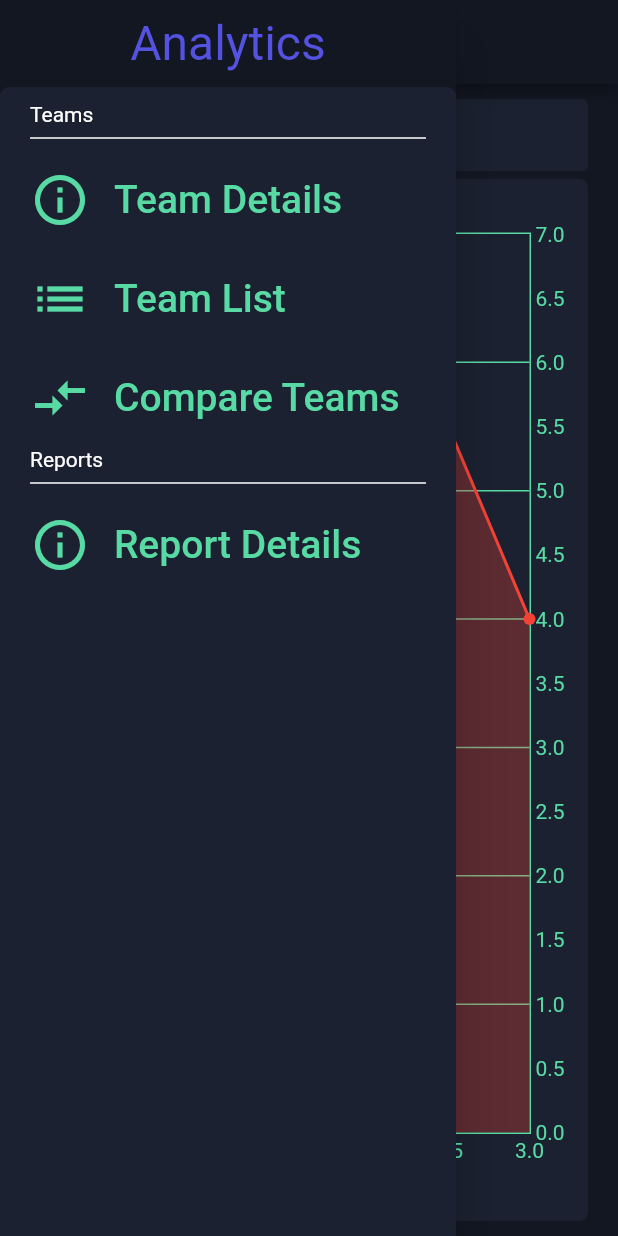
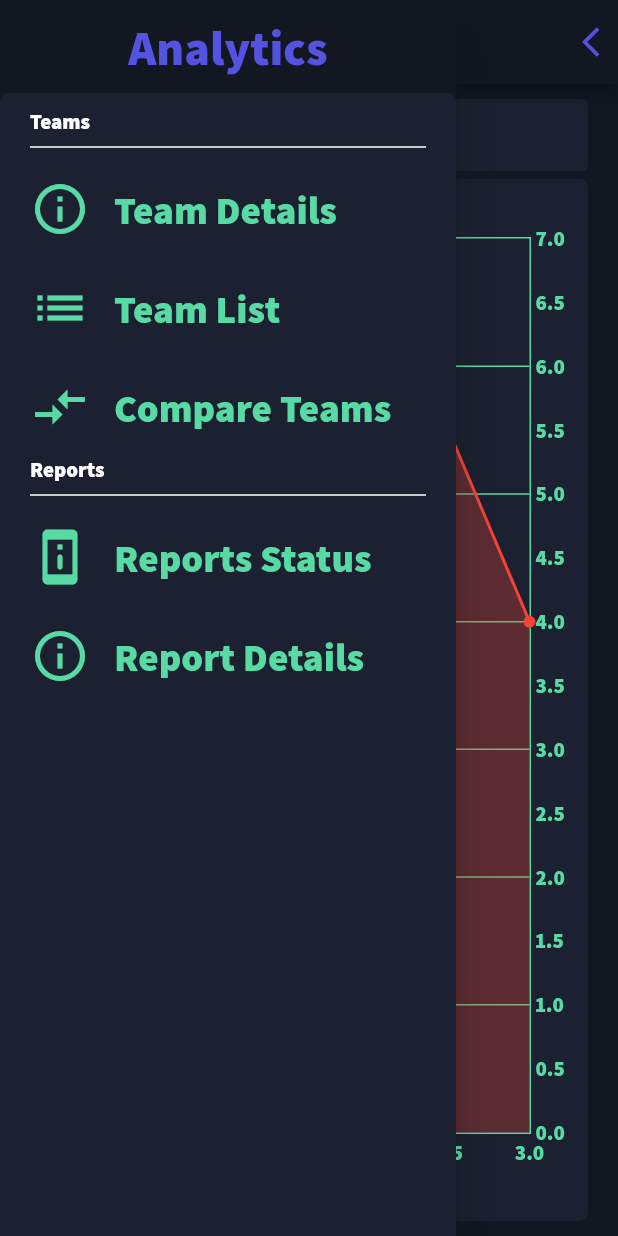
Before and after one commit to Sufilevy/HamosadScoutingApp2, a Flutter app: the screen it shows after launch, with the side drawer open, on a phone screen of 412 x 824 dp. Run offline on Flutter 3.47's test engine with Material 2 defaults, Android fonts, the phone set to English and light mode, and no system bars; drawn by our look-alikes of carousel_slider, fl_chart; our stand-ins replace cloud_firestore, firebase_auth, firebase_core, flutter_typeahead, toggle_switch; missing offline and left inert: xcontext; accounts and stored records are empty; generated files the repository leaves out were written again.

Commit message:
add pre season report status, fix merging problem

```diff
--- a/hamosad_analytics_app/lib/components/nav_drawer.dart
+++ b/hamosad_analytics_app/lib/components/nav_drawer.dart
@@ -5,9 +5,10 @@ import 'package:hamosad_analytics_app/pages/team_list_page.dart';
 
 import '../constants.dart';
 import '../pages/report_details_page.dart';
+import '../pages/report_status_page.dart';
 
 class NavDrawer extends StatelessWidget {
-  const NavDrawer({required this.onChange, super.key});
+  const NavDrawer({required this.onChange ,super.key});
 
   final Function(Widget) onChange;
 
@@ -17,53 +18,60 @@ class NavDrawer extends StatelessWidget {
       backgroundColor: const Color.fromARGB(255, 19, 23, 34),
       child: Column(
         children: [
-          Padding(padding: const EdgeInsets.all(10), child: title()),
+          Padding(
+            padding: const EdgeInsets.all(10),
+            child: title()
+          ),
           navMenu()
         ],
       ),
     );
   }
 
-  Widget title() => const Text('Analytics',
+  Widget title() => const Text(
+    'Analytics',
     textAlign: TextAlign.center,
     style: TextStyle(
       color: Consts.secondaryDisplayColor,
       fontSize: 32,
-      ));
+    )
+  );
 
-  Widget navMenu() => Expanded(
-      child: ClipRRect(
+  Widget navMenu() => Expanded(child: ClipRRect(
     borderRadius: const BorderRadius.only(
       topLeft: Radius.circular(Consts.defaultBorderRadiusSize),
-              topRight: Radius.circular(Consts.defaultBorderRadiusSize)),
+      topRight: Radius.circular(Consts.defaultBorderRadiusSize)
+    ),
     child: Container(
       color: const Color.fromARGB(255, 27, 33, 48),
       child: Padding(
-                padding: const EdgeInsets.only(
-                    top: 10, bottom: 10, left: 20, right: 20),
+        padding: const EdgeInsets.only(top: 10, bottom: 10, left: 20, right: 20),
         child: ListView(
           shrinkWrap: true,
           children: [
             menuCategoryHeader('Teams'),
-                    pageNavItem(const TeamDetailsPage(), 'Team Details',
-                        Icons.info_outline),
+            pageNavItem(TeamDetailsPage(),'Team Details', Icons.info_outline),
             pageNavItem(const TeamListPage(), 'Team List', Icons.list),
-                    pageNavItem(const CompareTeamsPage(), 'Compare Teams',
-                        Icons.compare_arrows),
+            pageNavItem(const CompareTeamsPage(), 'Compare Teams', Icons.compare_arrows),
             menuCategoryHeader('Reports'),
-                    //pageNavItem(const CompareTeamsPage(), 'Reports Status', Icons.info_outline),
-                    pageNavItem(const ReportDetailsPage(), 'Report Details',
-                        Icons.info_outline),
+            pageNavItem(const ReportStatusPage(), 'Reports Status', Icons.perm_device_information_rounded),
+            pageNavItem(const ReportDetailsPage(), 'Report Details', Icons.info_outline),
           ],
         ),
-              ))));
+      )
+    )
+    )
+  );
 
   Widget menuCategoryHeader(String title) => Column(
     crossAxisAlignment: CrossAxisAlignment.start,
     children: [
       Text(
         title,
-            style: const TextStyle(color: Colors.white, fontSize: 14),
+        style: const TextStyle(
+          color: Colors.white,
+          fontSize: 14
+        ),
       ),
       const Divider(
         thickness: 1,
@@ -76,15 +84,18 @@ class NavDrawer extends StatelessWidget {
     contentPadding: const EdgeInsets.only(top: 5, bottom: 5),
     title: Text(
       title,
-          style:
-              const TextStyle(color: Consts.primaryDisplayColor, fontSize: 26),
+      style: const TextStyle(
+        color: Consts.primaryDisplayColor,
+        fontSize: 26
+      ),
     ),
     leading: FittedBox(
       child: Icon(
         icon,
         color: Consts.primaryDisplayColor,
         size: 40,
-        )),
+      )
+    ),
     onTap: () => onChange(page),
   );
 }
--- a/hamosad_analytics_app/lib/main.dart
+++ b/hamosad_analytics_app/lib/main.dart
@@ -20,7 +20,7 @@ class _AppState extends State<App> {
     return MaterialApp(
       title: 'Scouting Analytics',
       theme: theme(),
-      home: const TeamDetailsPage(),
+      home: TeamDetailsPage()
     );
   }
 
@@ -30,10 +30,12 @@ class _AppState extends State<App> {
     appBarTheme: const AppBarTheme(
       centerTitle: true,
       backgroundColor: Consts.backgroundColor,
+      iconTheme: IconThemeData(color: Consts.secondaryDisplayColor),
       titleTextStyle: TextStyle(
         fontFamily: Consts.defaultFontFamily,
         color: Consts.secondaryDisplayColor,
         fontSize: 32,
-            )),
+      )
+    )
   );
 }
--- a/hamosad_analytics_app/lib/pages/team_details_page.dart
+++ b/hamosad_analytics_app/lib/pages/team_details_page.dart
@@ -9,12 +9,14 @@ import '../components/team_search_box.dart';
 import '../constants.dart';
 
 class TeamDetailsPage extends StatefulWidget {
-  const TeamDetailsPage({Key? key, this.initTeam}) : super(key: key);
+  TeamDetailsPage({
+    this.initTeam
+  });
 
   final Team? initTeam;
 
   @override
-  State<TeamDetailsPage> createState() => _TeamDetailsPageState();
+  _TeamDetailsPageState createState() => _TeamDetailsPageState();
 }
 
 class _TeamDetailsPageState extends State<TeamDetailsPage> {
@@ -28,30 +30,47 @@ class _TeamDetailsPageState extends State<TeamDetailsPage> {
     }
 
     return AppPage(
-      appBar: AppBar(title: const Text('Team Details')),
+      appBar: AppBar(
+        title: const Text('Team Details'),
+        actions: [
+          InkWell(
+            onTap: () {
+              if (Navigator.canPop(context)) {
+                Navigator.pop(context);
+              }
+            },
+            child: const Icon(
+              Icons.arrow_back_ios,
+            ),
+          )
+        ]
+      ),
       body: Padding(
-        padding:
-            const EdgeInsets.only(top: 10, bottom: 10, left: 20, right: 20),
+        padding: const EdgeInsets.only(top: 10, bottom: 10, left: 20, right: 20),
         child: Column(
           children: [
             TeamSearchBox(
-                teams: [
-                  Team(number: 6740, name: 'Glue Gun & Glitter'),
-                  Team(number: 3071, name: 'HaMosad')
-                ],
-                onChange: (Team newTeam) {
+              teams: [Team(number: 6740, name: 'Glue Gun & Glitter'), Team(number: 3071, name: 'HaMosad')],
+              onChange: (Team newTeam){
                 team = newTeam;
               },
-                inputController: teamSelectionCntroller),
+              inputController: teamSelectionCntroller
+            ),
             const SizedBox(height: 5),
             Expanded(
               child: RoundedSection(
                 child: Padding(
                   padding: const EdgeInsets.all(8.0),
                   child: CarouselWithIndicator(
-                  widgets: [general(), autonomous(), teleop(), comments()],
+                    widgets: [
+                      general(),
+                      autonomous(),
+                      teleop(),
+                      comments()
+                    ],
                   ),
-              )),
+                )
+              ),
             ),
           ],
         ),
@@ -60,44 +79,38 @@ class _TeamDetailsPageState extends State<TeamDetailsPage> {
   }
 
   Widget general() => Column(
-        children: const [
-          Text(
+    children: [
+      const Text(
         'General',
-            style: TextStyle(color: Consts.primaryDisplayColor, fontSize: 24),
+        style: TextStyle(
+          color: Consts.primaryDisplayColor,
+          fontSize: 24
         ),
-          Expanded(
-              child: Chart(
-            graphs: [
-              Graph(color: Colors.red, points: [
-                [0, 0],
-                [1, 3],
-                [2, 7],
-                [3, 4]
-              ])
-            ],
-            maxX: 3,
-            maxY: 7,
-            minX: 0,
-            minY: 0,
-            fillBelowBar: true,
-          ))
+      ),
+      Expanded(child: Chart(graphs: [Graph(color: Colors.red, points: [[0,0], [1, 3], [2, 7], [3, 4]])], maxX: 3, maxY: 7, minX: 0, minY: 0, fillBelowBar: true,))
     ],
   );
 
   Widget teleop() => Column(
-        children: const [
-          Text(
+    children: [
+      const Text(
         'Teleop',
-            style: TextStyle(color: Consts.primaryDisplayColor, fontSize: 24),
+        style: TextStyle(
+          color: Consts.primaryDisplayColor,
+          fontSize: 24
+        ),
       )
     ],
   );
 
   Widget autonomous() => Column(
-        children: const [
-          Text(
+    children: [
+      const Text(
         'Autonomous',
-            style: TextStyle(color: Consts.primaryDisplayColor, fontSize: 24),
+        style: TextStyle(
+          color: Consts.primaryDisplayColor,
+          fontSize: 24
+        ),
       )
     ],
   );
@@ -106,23 +119,20 @@ class _TeamDetailsPageState extends State<TeamDetailsPage> {
     children: [
       const Text(
         'Comments',
-            style: TextStyle(color: Consts.primaryDisplayColor, fontSize: 24),
+        style: TextStyle(
+          color: Consts.primaryDisplayColor,
+          fontSize: 24
+        ),
       ),
       SingleChildScrollView(
         child: Column(
-              children: const [
-                Divider(
-                  color: Consts.primaryDisplayColor,
-                  thickness: 1,
-                ),
+          children: [
+            Divider(color: Consts.primaryDisplayColor, thickness: 1,),
             Text(
               'Carriage quitting securing be appetite it declared. High eyes kept so busy feel call in. Would day nor ask walls known. But preserved advantage are but and certainty earnestly enjoyment. Passage weather as up am exposed. And natural related man subject. Eagerness get situation his was delighted.',
               style: TextStyle(color: Consts.primaryDisplayColor),
             ),
-                Divider(
-                  color: Consts.primaryDisplayColor,
-                  thickness: 1,
-                )
+            Divider(color: Consts.primaryDisplayColor, thickness: 1,)
           ],
         ),
       )
--- a/hamosad_analytics_app/pubspec.yaml
+++ b/hamosad_analytics_app/pubspec.yaml
@@ -57,6 +57,11 @@ flutter:
   # the material Icons class.
   uses-material-design: true
 
+  fonts:
+    - family: Assistant
+      fonts:
+        - asset: assets/fonts/Assistant-ExtraBold.ttf
+
   # To add assets to your application, add an assets section, like this:
   # assets:
   #   - images/a_dot_burr.jpeg
```
Also changed, not shown: hamosad_analytics_app/lib/components/selector.dart (+5 -3 lines), hamosad_analytics_app/lib/pages/compare_teams_page.dart (+54 -54 lines), hamosad_analytics_app/lib/pages/report_details_page.dart (+30 -12 lines), hamosad_analytics_app/lib/pages/report_status_page.dart (added, +99 -0 lines), hamosad_analytics_app/lib/pages/team_list_page.dart (+65 -49 lines), hamosad_analytics_app/pubspec.lock. Lines whose indentation alone changed are shown as unchanged.
